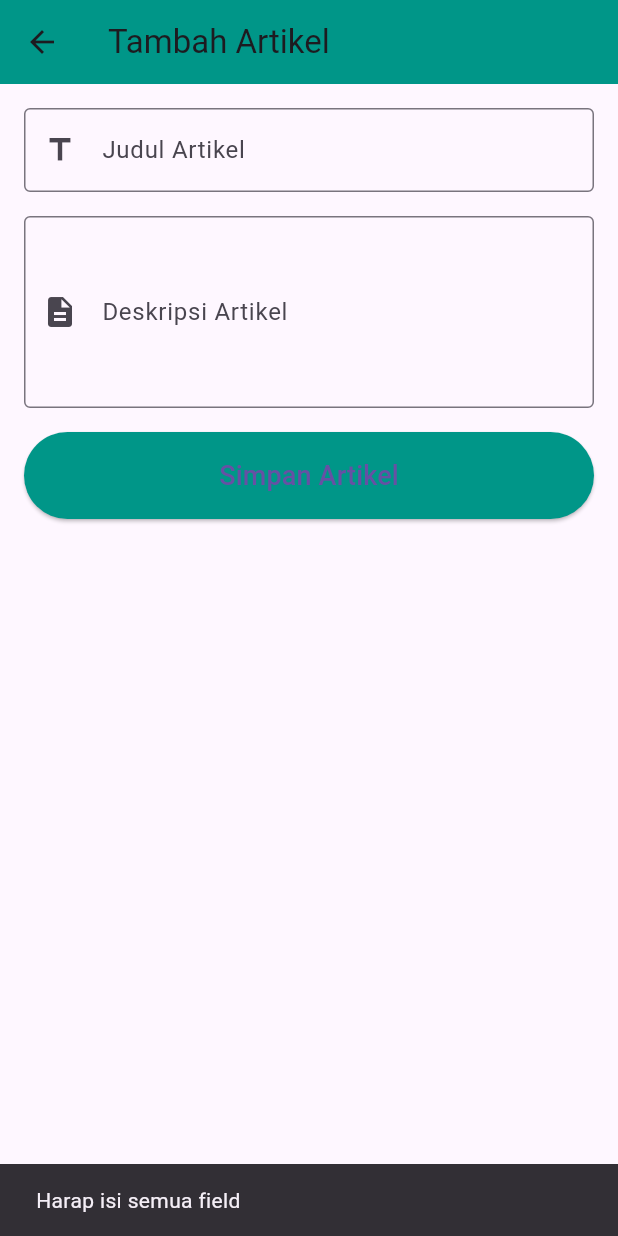
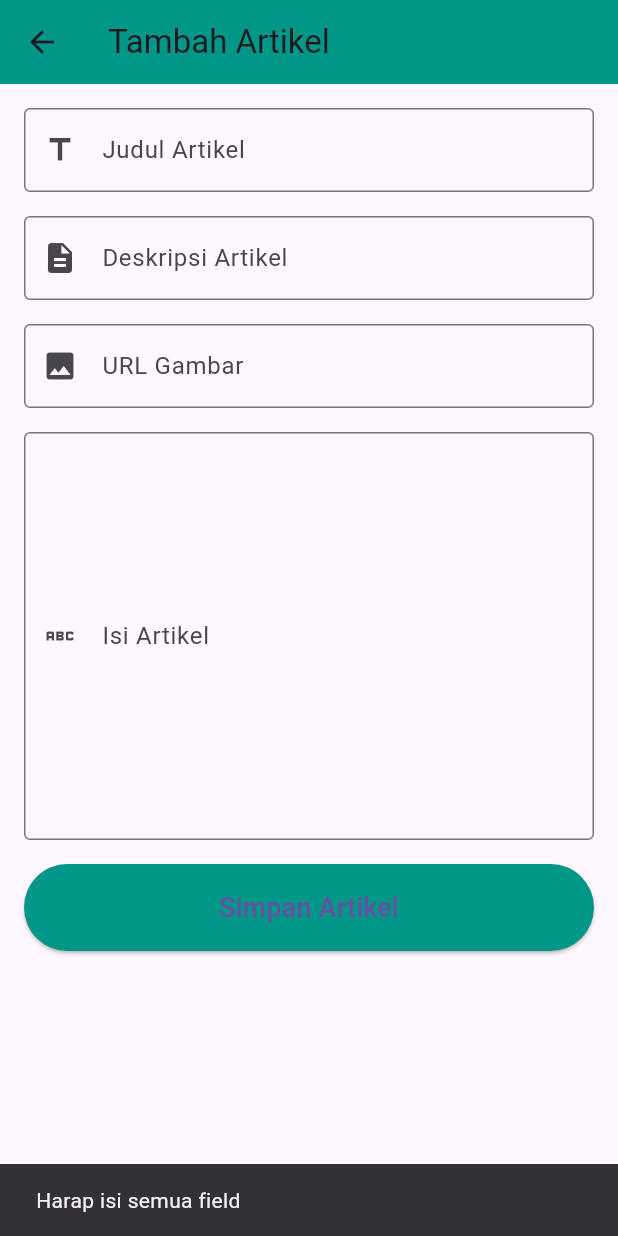
Before and after one commit to Daehoo0/health-project-flutter, a Flutter app: the AddArtikelPage screen opened directly, after a tap on "Simpan Artikel", on a phone screen of 412 x 824 dp. Run offline on Flutter 3.47's test engine with Material 3 defaults, Android fonts, the light colour scheme and no system bars; our stand-ins replace cloud_firestore, firebase_auth, firebase_core, firebase_storage, flutter_gemini, image_picker and 1 more; accounts and stored records are empty.

Commit message:
add aritikel admin

```diff
--- a/lib/pages/admin/addartikel.dart
+++ b/lib/pages/admin/addartikel.dart
@@ -1,8 +1,14 @@
 import 'package:flutter/material.dart';
+import 'package:cloud_firestore/cloud_firestore.dart';
 
 class AddArtikelPage extends StatelessWidget {
   final TextEditingController _judulController = TextEditingController();
   final TextEditingController _deskripsiController = TextEditingController();
+  final TextEditingController _gambarController = TextEditingController();  // Controller untuk URL gambar
+  final TextEditingController _isiartikelController = TextEditingController();
+  // Referensi ke koleksi Firestore "artikel"
+  final CollectionReference artikelCollection =
+  FirebaseFirestore.instance.collection('artikel');
 
   @override
   Widget build(BuildContext context) {
@@ -16,6 +22,7 @@ class AddArtikelPage extends StatelessWidget {
         child: Column(
           crossAxisAlignment: CrossAxisAlignment.stretch,
           children: [
+            // Input untuk Judul Artikel
             TextField(
               controller: _judulController,
               decoration: InputDecoration(
@@ -25,9 +32,11 @@ class AddArtikelPage extends StatelessWidget {
               ),
             ),
             SizedBox(height: 16),
+
+            // Input untuk Deskripsi Artikel
             TextField(
               controller: _deskripsiController,
-              maxLines: 4,
+              maxLines: 1,
               decoration: InputDecoration(
                 labelText: 'Deskripsi Artikel',
                 border: OutlineInputBorder(),
@@ -35,18 +44,72 @@ class AddArtikelPage extends StatelessWidget {
               ),
             ),
             SizedBox(height: 16),
+
+            // Input untuk URL Gambar
+            TextField(
+              controller: _gambarController,
+              decoration: InputDecoration(
+                labelText: 'URL Gambar',
+                border: OutlineInputBorder(),
+                prefixIcon: Icon(Icons.image),
+              ),
+            ),
+            SizedBox(height: 16),
+            TextField(
+              controller: _isiartikelController,
+              maxLines: 10,
+              decoration: InputDecoration(
+                labelText: 'Isi Artikel',
+                border: OutlineInputBorder(),
+                prefixIcon: Icon(Icons.abc),
+              ),
+            ),
+            SizedBox(height: 16),
+            // Preview gambar jika URL valid
+            if (_gambarController.text.isNotEmpty) ...[
+              Image.network(
+                _gambarController.text,
+                height: 200,
+                fit: BoxFit.cover,
+              ),
+              SizedBox(height: 16),
+            ],
+
+            // Tombol untuk menyimpan artikel ke Firebase
             ElevatedButton(
-              onPressed: () {
-                // Logika untuk menyimpan artikel
+              onPressed: () async {
                 String judul = _judulController.text;
                 String deskripsi = _deskripsiController.text;
+                String gambarUrl = _gambarController.text;
+                String isiartikel = _isiartikelController.text;
 
-                // Simpan data ke database atau backend
-                if (judul.isNotEmpty && deskripsi.isNotEmpty) {
-                  // Logika simpan
-                  Navigator.pop(context); // Kembali ke halaman CRUD Artikel
+                // Validasi input
+                if (judul.isNotEmpty && deskripsi.isNotEmpty && gambarUrl.isNotEmpty && isiartikel.isNotEmpty) {
+                  try {
+                    // Menambahkan artikel ke Firestore
+                    await artikelCollection.add({
+                      'judul': judul,
+                      'deskripsi': deskripsi,
+                      'gambar_url': gambarUrl,  // Menyimpan URL gambar jika ada
+                      'isi': isiartikel,
+                      'source':'personal',
+                      'created_at': FieldValue.serverTimestamp(),
+                    });
+
+                    // Tampilkan snackbar sukses dan kembali ke halaman utama
+                    ScaffoldMessenger.of(context).showSnackBar(
+                      SnackBar(content: Text('Artikel berhasil ditambahkan')),
+                    );
+
+                    Navigator.pop(context); // Kembali ke halaman CRUD Artikel
+                  } catch (e) {
+                    // Jika ada error, tampilkan pesan error
+                    ScaffoldMessenger.of(context).showSnackBar(
+                      SnackBar(content: Text('Gagal menyimpan artikel')),
+                    );
+                  }
                 } else {
-                  // Tampilkan pesan error jika input kosong
+                  // Tampilkan pesan jika input kosong
                   ScaffoldMessenger.of(context).showSnackBar(
                     SnackBar(content: Text('Harap isi semua field')),
                   );
```
Also changed, not shown: 6 other files.
